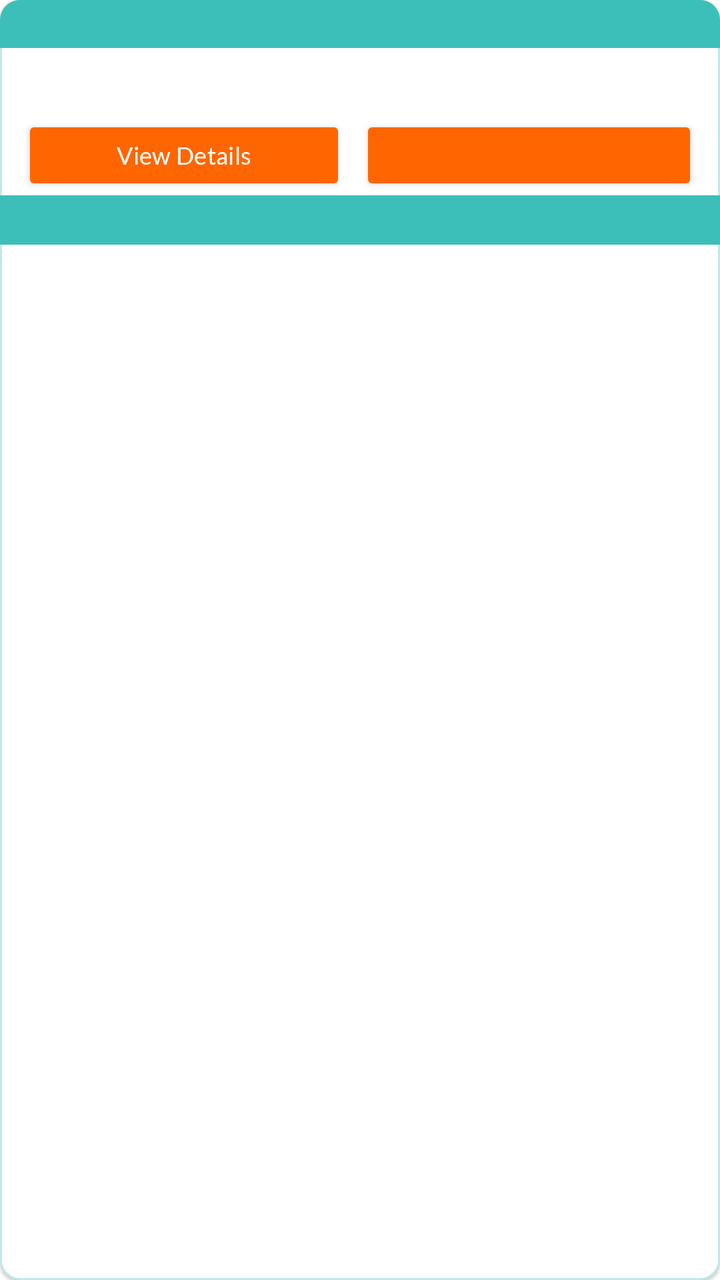
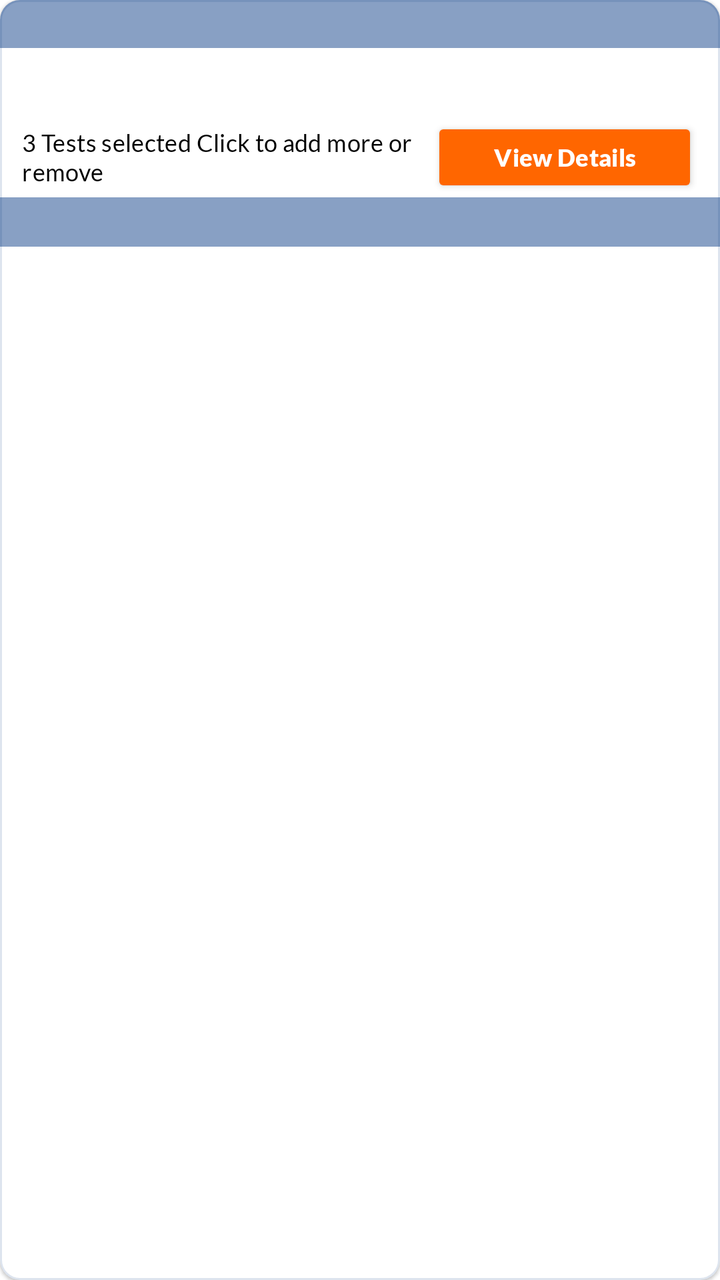

Compare the two renders of this Android layout. The source of the first and the diff that turns it into the second are given below.
<!-- AndroidManifest.xml: application theme Theme.LabzApp -->
<!-- res/layout/mybooking_list_item.xml -->
<?xml version="1.0" encoding="utf-8"?>
<com.google.android.material.card.MaterialCardView
    android:layout_height="wrap_content"
    android:layout_width="match_parent"
    app:cardCornerRadius="10dp"
    xmlns:app="http://schemas.android.com/apk/res-auto"
    app:strokeColor="@color/green_border"
    app:strokeWidth="1dp"
    app:cardBackgroundColor="@color/white"
    android:layout_marginVertical="4dp"
    xmlns:android="http://schemas.android.com/apk/res/android">

    <LinearLayout android:orientation="vertical"
        android:layout_width="match_parent"
        android:layout_height="wrap_content">
        <TextView
            android:layout_width="match_parent"
            android:layout_height="wrap_content"
            android:textColor="@color/white"
            android:background="@color/green"
            android:paddingVertical="4dp"
            android:paddingHorizontal="10dp"
            android:textSize="14sp"
            android:id="@+id/patient_name"
            android:shadowColor = "@color/txtShadow"
            android:shadowDx="2"
            android:textStyle="bold"
            android:shadowDy="2"
            android:shadowRadius="2"
            />


            <LinearLayout
                android:layout_width="match_parent"
                android:layout_height="match_parent"
                android:orientation="vertical"
                android:paddingHorizontal="6dp"
                >

                <TextView
                    android:id="@+id/book_lab_name"
                    android:gravity="top"
                    android:layout_width="match_parent"
                    android:layout_height="wrap_content"
                    android:maxLines="2"
                    android:paddingHorizontal="5dp"
                    android:paddingTop="3dp"
                    android:textStyle="bold"
                    android:letterSpacing=".01"
                    android:textColor="@color/black"
                    android:textSize="12sp" />

                <TextView
                    android:id="@+id/book_date"
                    android:gravity="top"
                    android:layout_width="match_parent"
                    android:layout_height="wrap_content"
                    android:maxLines="2"
                    android:paddingTop="3dp"
                    android:paddingHorizontal="5dp"
                    android:letterSpacing=".01"
                    android:textColor="@color/black"
                    android:textSize="12sp" />
                <LinearLayout
                    android:layout_width="match_parent"
                    android:layout_height="wrap_content"
                    android:orientation="horizontal"
                    android:paddingHorizontal="5dp"
                    android:gravity="center">
                    <Button
                        android:id="@+id/view_details"
                        android:layout_gravity="end"

                        android:layout_marginRight="7dp"
                        android:layout_width="match_parent"
                        android:layout_height="40dp"
                        android:layout_weight="1"
                        android:text="View Details"
                        android:textAllCaps="false"
                        android:textColor="@color/white"
                        android:fontFamily="@font/lato_regular"
                        android:textSize="12sp"
                        android:letterSpacing=".01"
                        android:backgroundTint="@color/orange"
                        />
                    <Button
                        android:id="@+id/down_report"
                        android:layout_gravity="end"
                        android:layout_width="match_parent"
                        android:layout_height="40dp"
                        android:layout_weight="1"
                        android:textAllCaps="false"
                        android:textColor="@color/white"
                        android:fontFamily="@font/lato_regular"
                        android:textSize="12sp"
                        android:letterSpacing=".01"
                        android:lineHeight="10sp"
                        android:backgroundTint="@color/orange"
                        />
                </LinearLayout>
        </LinearLayout>
        <TextView
            android:layout_width="match_parent"
            android:layout_height="wrap_content"
            android:textColor="@color/white"
            android:background="@color/green"
            android:paddingVertical="5dp"
            android:paddingHorizontal="10dp"
            android:textSize="13sp"
            android:id="@+id/book_total"
            android:shadowColor = "@color/txtShadow"
            android:shadowDx = "1"
            android:shadowDy = "1"
            android:shadowRadius = "2"
            />
    </LinearLayout>
</com.google.android.material.card.MaterialCardView>
<!-- resources referenced by this layout -->
<resources>
  <color name="black">#FF000000</color>
  <color name="green">#FF3CBFB8</color>
  <color name="green_border">#553CBFB8</color>
  <color name="orange">#FFFF6600</color>
  <color name="txtShadow">#DD000000</color>
  <color name="white">#FFFFFFFF</color>
  <style name="Theme.LabzApp" parent="Theme.MaterialComponents.DayNight.NoActionBar">
          
          <item name="colorPrimary">@color/purple_500</item>
          <item name="colorPrimaryVariant">@color/purple_700</item>
          <item name="colorOnPrimary">@color/white</item>
          
          <item name="colorSecondary">@color/teal_200</item>
          <item name="colorSecondaryVariant">@color/teal_700</item>
          <item name="colorOnSecondary">@color/black</item>
          
          <item name="android:statusBarColor" tools:targetApi="l">?attr/colorPrimaryVariant</item>
          
          <item name="android:fontFamily">@font/lato</item>
  
      </style>
  <color name="purple_500">#FFFF8B3D</color>
  <color name="purple_700">#FFFF6600</color>
  <color name="teal_200">#FF03DAC5</color>
  <color name="teal_700">#FF018786</color>
</resources>

<!-- the commit's change to res/layout/mybooking_list_item.xml (unified diff, before → after) -->
@@ -4,7 +4,7 @@
     android:layout_width="match_parent"
     app:cardCornerRadius="10dp"
     xmlns:app="http://schemas.android.com/apk/res-auto"
-    app:strokeColor="@color/green_border"
+    app:strokeColor="@color/bluish_border"
     app:strokeWidth="1dp"
     app:cardBackgroundColor="@color/white"
     android:layout_marginVertical="4dp"
@@ -17,7 +17,7 @@
             android:layout_width="match_parent"
             android:layout_height="wrap_content"
             android:textColor="@color/white"
-            android:background="@color/green"
+            android:background="@color/bluish"
             android:paddingVertical="4dp"
             android:paddingHorizontal="10dp"
             android:textSize="14sp"
@@ -28,7 +28,6 @@
             android:shadowDy="2"
             android:shadowRadius="2"
             />
-
 
             <LinearLayout
                 android:layout_width="match_parent"
@@ -48,7 +47,7 @@
                     android:textStyle="bold"
                     android:letterSpacing=".01"
                     android:textColor="@color/black"
-                    android:textSize="12sp" />
+                    android:textSize="13sp" />
 
                 <TextView
                     android:id="@+id/book_date"
@@ -67,31 +66,32 @@
                     android:orientation="horizontal"
                     android:paddingHorizontal="5dp"
                     android:gravity="center">
+                    <TextView
+                        android:id="@+id/down_report"
+                        android:gravity="center_vertical"
+                        android:layout_marginRight="5dp"
+                        android:layout_width="0dp"
+                        android:text="@string/_3_tests_selected_click_to_add_more_or_remove"
+                        android:layout_height="40dp"
+                        android:layout_weight="3"
+                        android:textAllCaps="false"
+                        android:textColor="@color/black"
+                        android:fontFamily="@font/lato_regular"
+                        android:textSize="12sp"
+                        android:letterSpacing=".01"
+
+                        />
                     <Button
                         android:id="@+id/view_details"
                         android:layout_gravity="end"
-
-                        android:layout_marginRight="7dp"
-                        android:layout_width="match_parent"
+                        android:layout_width="0dp"
                         android:layout_height="40dp"
-                        android:layout_weight="1"
+                        android:layout_weight="2"
                         android:text="View Details"
                         android:textAllCaps="false"
                         android:textColor="@color/white"
-                        android:fontFamily="@font/lato_regular"
-                        android:textSize="12sp"
-                        android:letterSpacing=".01"
-                        android:backgroundTint="@color/orange"
-                        />
-                    <Button
-                        android:id="@+id/down_report"
-                        android:layout_gravity="end"
-                        android:layout_width="match_parent"
-                        android:layout_height="40dp"
-                        android:layout_weight="1"
-                        android:textAllCaps="false"
-                        android:textColor="@color/white"
-                        android:fontFamily="@font/lato_regular"
+                        android:fontFamily="@font/lato_black"
+                        android:textStyle="bold"
                         android:textSize="12sp"
                         android:letterSpacing=".01"
                         android:lineHeight="10sp"
@@ -103,7 +103,7 @@
             android:layout_width="match_parent"
             android:layout_height="wrap_content"
             android:textColor="@color/white"
-            android:background="@color/green"
+            android:background="@color/bluish"
             android:paddingVertical="5dp"
             android:paddingHorizontal="10dp"
             android:textSize="13sp"
<!-- resource entries referenced after the edit -->
@@ -1,11 +1,12 @@
 <!-- resources referenced by this layout -->
 <resources>
   <color name="black">#FF000000</color>
-  <color name="green">#FF3CBFB8</color>
-  <color name="green_border">#553CBFB8</color>
+  <color name="bluish">#77003580</color>
+  <color name="bluish_border">#22003580</color>
   <color name="orange">#FFFF6600</color>
   <color name="txtShadow">#DD000000</color>
   <color name="white">#FFFFFFFF</color>
+  <string name="_3_tests_selected_click_to_add_more_or_remove">3 Tests selected Click to add more or remove</string>
   <style name="Theme.LabzApp" parent="Theme.MaterialComponents.DayNight.NoActionBar">
           
           <item name="colorPrimary">@color/purple_500</item>
